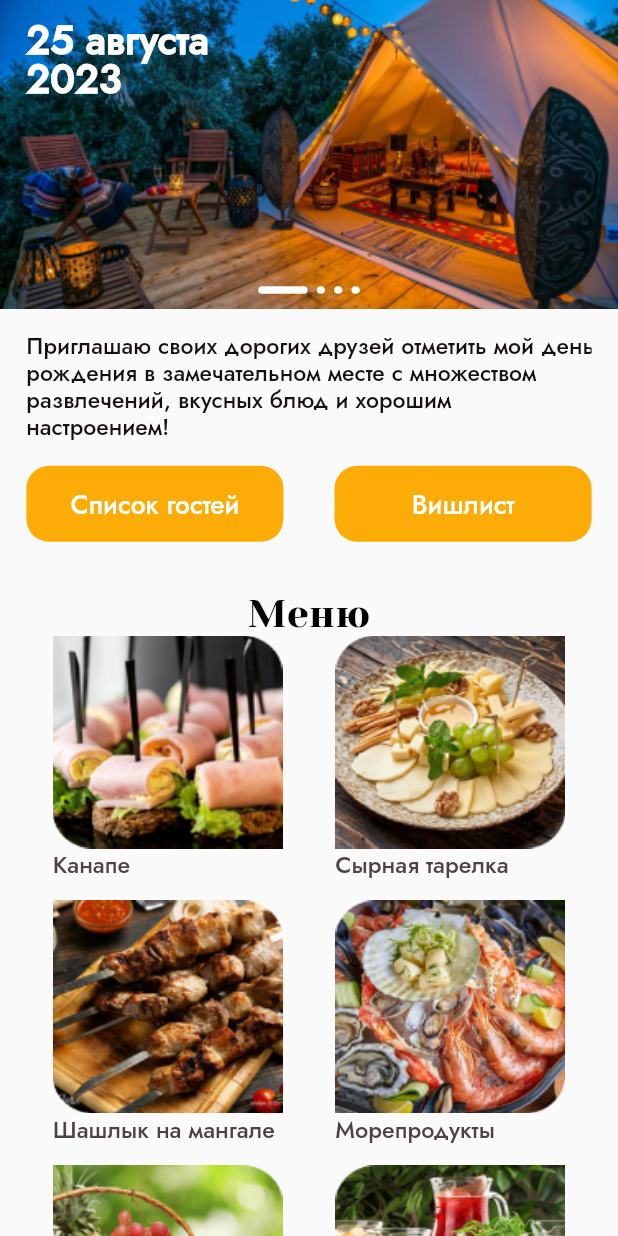
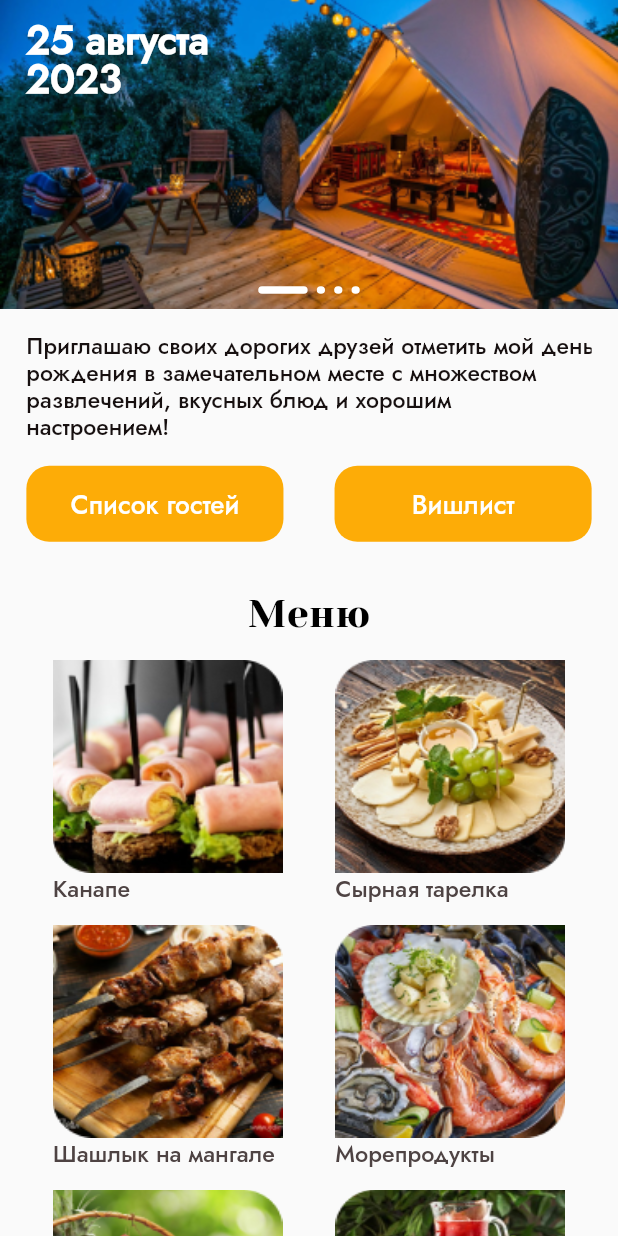
Before and after one commit to SViRaS/mobyte_test_example, a Flutter app: the screen it shows after launch, on a phone screen of 412 x 824 dp. Run offline on Flutter 3.47's test engine with Material 2 defaults, Android fonts, the phone set to English and light mode, and no system bars; drawn by our look-alikes of carousel_slider; our stand-ins replace flutter_screenutil, flutter_svg, geolocator; missing offline and left inert: yandex_mapkit; statements that could not run were skipped.

Commit message:
add list_guest_screen, add route between screens, fix map

```diff
--- a/lib/const/colors.dart
+++ b/lib/const/colors.dart
@@ -6,4 +6,5 @@ class AppColors {
   static const orangeColor = Color.fromRGBO(253, 172, 7, 1);
   static const blackColor = Color.fromRGBO(0, 0, 0, 1);
   static const brownColor = Color.fromRGBO(78, 67, 67, 1);
+  static const greenColor = Color.fromRGBO(71, 128, 43, 1);
 }
--- a/lib/const/images_name.dart
+++ b/lib/const/images_name.dart
@@ -10,5 +10,7 @@ class AppImages {
 
   static const dice = 'assets/images/dice.png';
   static const swimming_pool = 'assets/images/swimming_pool.png';
-  static const chess = 'assets/images/chess.webp';
+
+  static const noneAvatar = 'assets/images/none_avatar.png';
+  static const mariaAvatar = 'assets/images/maria_avatar.png';
 }
--- a/lib/main.dart
+++ b/lib/main.dart
@@ -1,12 +1,13 @@
 import 'package:flutter/material.dart';
 import 'package:flutter/services.dart';
 import 'package:flutter_screenutil/flutter_screenutil.dart';
+import 'package:mobyte_first_example/ui/screens/list_guest_screen.dart';
 import 'package:mobyte_first_example/ui/screens/my_home_page_screen.dart';
 
 void main() {
   runApp(const MyApp());
   SystemChrome.setSystemUIOverlayStyle(
-  SystemUiOverlayStyle.dark.copyWith(statusBarColor: Colors.white));
+      SystemUiOverlayStyle.dark.copyWith(statusBarColor: Colors.white));
 }
 
 class MyApp extends StatelessWidget {
@@ -15,11 +16,13 @@ class MyApp extends StatelessWidget {
   Widget build(BuildContext context) {
     return ScreenUtilInit(
       designSize: const Size(375, 812),
-      builder: (context, child) => const SafeArea(
-        child: MaterialApp(
-          debugShowCheckedModeBanner: false,
-          home: MyHomePageScreen(),
-        ),
+      builder: (context, child) => MaterialApp(
+        debugShowCheckedModeBanner: false,
+        initialRoute: '/my_home_page',
+        routes: {
+          '/my_home_page': (context) => const MyHomePageScreen(),
+          '/list_guest':(context) => const ListGuestScreen(),
+        },
       ),
     );
   }
--- a/lib/models/entertainments_item.dart
+++ b/lib/models/entertainments_item.dart
@@ -1,5 +1,3 @@
-import 'package:flutter/material.dart';
-
 class EntertainmentsItem {
   final String title;
   final String subTitle;
--- a/lib/ui/screens/my_home_page_screen.dart
+++ b/lib/ui/screens/my_home_page_screen.dart
@@ -19,7 +19,8 @@ class _MyHomePageScreenState extends State<MyHomePageScreen> {
   @override
   Widget build(BuildContext context) {
     return Scaffold(
-        body: SingleChildScrollView(
+        body: SafeArea(
+          child: SingleChildScrollView(
               child: Column(
           children: [
             const SliderCarousel(),
@@ -33,20 +34,21 @@ class _MyHomePageScreenState extends State<MyHomePageScreen> {
                   Row(
                     mainAxisAlignment: MainAxisAlignment.spaceBetween,
                     children: const [
-                    OrangeButton(text: 'Список гостей'),
-                    OrangeButton(text: 'Вишлист'),
+                      OrangeButton(text: 'Список гостей', nameRoute: '/list_guest',),
+                      OrangeButton(text: 'Вишлист', ),
                     ],
                   ),
                   SizedBox(height: 32.h),
                   const CustomText(
                     text: 'Меню',
                   ),
-
+          SizedBox(height: 16.h,),
                   const MenuWidget(),
                   SizedBox(height: 24.h),
                    const CustomText(
                     text: 'Развлечения',
                   ),
+                  SizedBox(height: 16.h,),
                    const EntertainmentsWidget(),
 
                   SizedBox(height: 16.h,),
@@ -69,6 +71,7 @@ class _MyHomePageScreenState extends State<MyHomePageScreen> {
 
           ],
               ),
+            ),
         ));
   }
 }
--- a/lib/widgets/entertainments_widget.dart
+++ b/lib/widgets/entertainments_widget.dart
@@ -1,6 +1,4 @@
 import 'package:flutter/material.dart';
-import 'package:flutter/src/widgets/container.dart';
-import 'package:flutter/src/widgets/framework.dart';
 import 'package:flutter_screenutil/flutter_screenutil.dart';
 import 'package:flutter_svg/svg.dart';
 import 'package:mobyte_first_example/const/images_name.dart';
@@ -41,7 +39,7 @@ class EentertainmentsWidgetState extends State<EntertainmentsWidget> {
     return Column(
       children: [
         SizedBox(
-            height: _active ? 280.h : 140.h,
+            height: _active ? 250.h : 125.h,
             child: GridView.builder(
               itemCount: entertainmentsWidgetList.length,
               physics: const NeverScrollableScrollPhysics(),
--- a/lib/widgets/menu_widget.dart
+++ b/lib/widgets/menu_widget.dart
@@ -28,7 +28,7 @@ class _MenuListState extends State<MenuWidget> {
         Padding(
           padding: EdgeInsets.symmetric(horizontal: 16.w),
           child: SizedBox(
-            height: _active ? 530.h : 200.h,
+            height: _active ? 520.h : 170.h,
             child: GridView.builder(
               physics: const NeverScrollableScrollPhysics(),
               gridDelegate: SliverGridDelegateWithFixedCrossAxisCount(
```
Also changed, not shown: lib/ui/screens/list_guest_screen.dart (added, +51 -0 lines), lib/widgets/buttons.dart (+27 -1 lines), lib/widgets/guest_widget.dart (added, +47 -0 lines), lib/widgets/map.dart (+6 -1 lines), assets/icons/add.svg (added), assets/icons/arrow_left.svg (added), assets/images/maria_avatar.png (added), assets/images/none_avatar.png (added). Lines whose indentation alone changed are shown as unchanged.
